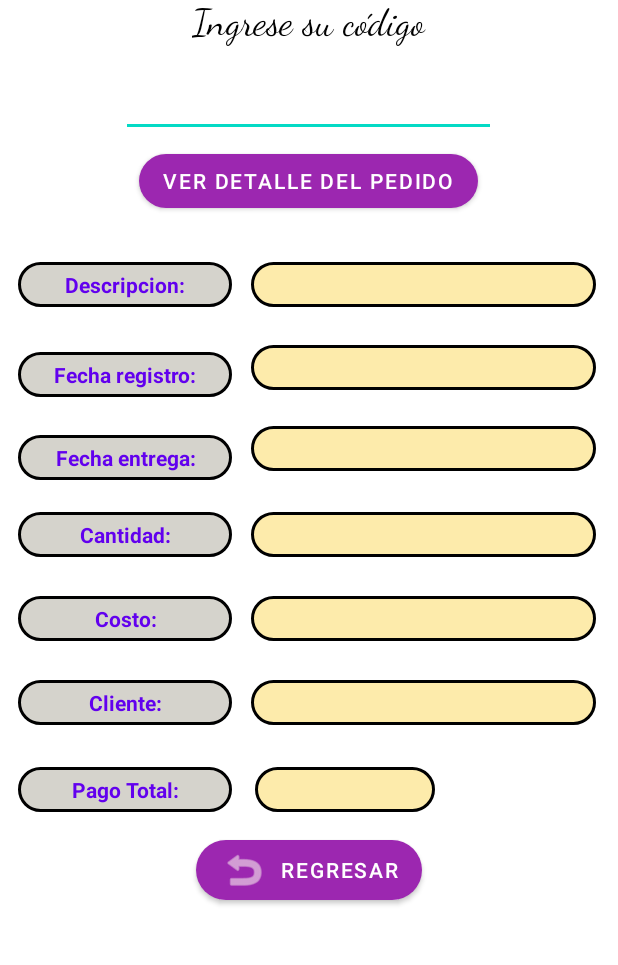
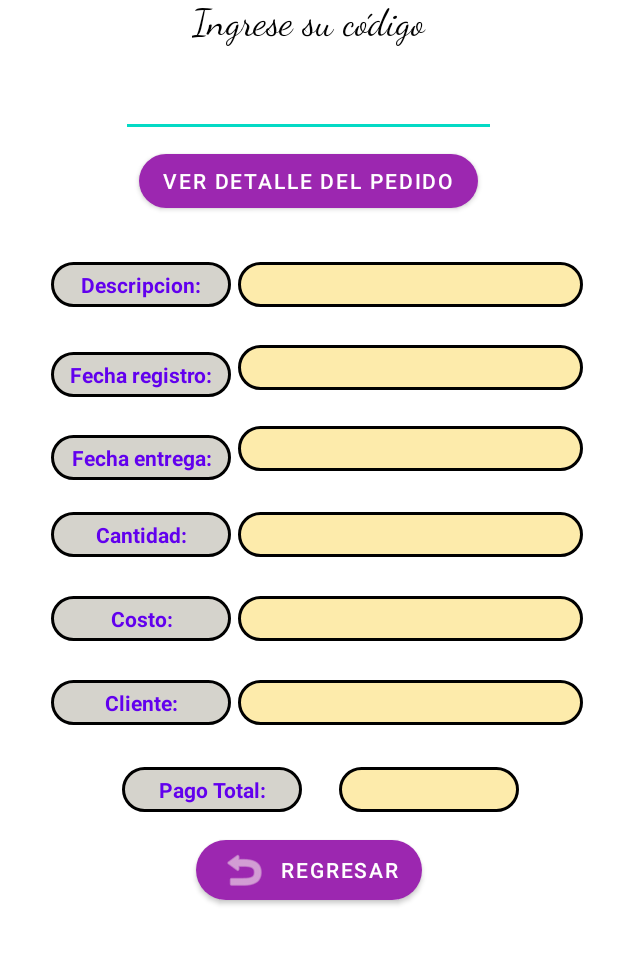
Before and after one commit to kgalarza95/littleboss_api, an Android app: the activity_codigo_unico screen opened directly, with no data from a screen before it, on a phone screen of 412 x 824 dp, the part 231-1196 px from its top. Run offline under Robolectric (Android 15) with nearby library versions, the phone set to English and light mode, and no system bars; our stand-ins replace Volley.

Commit message:
arreglo de diseño y funcion de cerrar sesion

```diff
--- a/app/src/main/res/layout/activity_codigo_unico.xml
+++ b/app/src/main/res/layout/activity_codigo_unico.xml
@@ -60,6 +60,8 @@
             <LinearLayout
                 android:layout_width="409dp"
                 android:layout_height="wrap_content"
+                android:layout_marginStart="10dp"
+                android:layout_marginEnd="10dp"
                 android:background="@color/white"
                 android:gravity="center"
                 android:orientation="vertical">
@@ -79,15 +81,15 @@
                         android:weightSum="2">
 
                         <LinearLayout
-                            android:layout_width="148dp"
+                            android:layout_width="130dp"
                             android:layout_height="wrap_content"
                             android:layout_gravity="bottom"
-                            android:layout_marginLeft="5dp"
+                            android:layout_marginStart="5dp"
                             android:orientation="vertical">
 
                             <TextView
                                 android:id="@+id/textRMnombre4"
-                                android:layout_width="match_parent"
+                                android:layout_width="120dp"
                                 android:layout_height="30dp"
                                 android:layout_marginStart="5dp"
                                 android:layout_marginLeft="5dp"
@@ -100,7 +102,7 @@
                         </LinearLayout>
 
                         <LinearLayout
-                            android:layout_width="match_parent"
+                            android:layout_width="wrap_content"
                             android:layout_height="match_parent"
                             android:gravity="center"
                             android:orientation="vertical">
@@ -132,19 +134,20 @@
                     <LinearLayout
                         android:layout_width="match_parent"
                         android:layout_height="match_parent"
+                        android:gravity="center"
                         android:orientation="horizontal"
                         android:weightSum="2">
 
                         <LinearLayout
-                            android:layout_width="148dp"
+                            android:layout_width="130dp"
                             android:layout_height="wrap_content"
                             android:layout_gravity="bottom"
-                            android:layout_marginLeft="5dp"
+                            android:layout_marginStart="5dp"
                             android:orientation="vertical">
 
                             <TextView
                                 android:id="@+id/textRMnombre5"
-                                android:layout_width="match_parent"
+                                android:layout_width="120dp"
                                 android:layout_height="30dp"
                                 android:layout_marginStart="5dp"
                                 android:layout_marginLeft="5dp"
@@ -157,7 +160,7 @@
                         </LinearLayout>
 
                         <LinearLayout
-                            android:layout_width="match_parent"
+                            android:layout_width="wrap_content"
                             android:layout_height="match_parent"
                             android:gravity="center"
                             android:orientation="vertical">
@@ -189,19 +192,20 @@
                     <LinearLayout
                         android:layout_width="match_parent"
                         android:layout_height="match_parent"
+                        android:gravity="center"
                         android:orientation="horizontal"
                         android:weightSum="2">
 
                         <LinearLayout
-                            android:layout_width="148dp"
+                            android:layout_width="130dp"
                             android:layout_height="wrap_content"
                             android:layout_gravity="bottom"
-                            android:layout_marginLeft="5dp"
+                            android:layout_marginStart="5dp"
                             android:orientation="vertical">
 
                             <TextView
                                 android:id="@+id/textRMnombre10"
-                                android:layout_width="match_parent"
+                                android:layout_width="120dp"
                                 android:layout_height="30dp"
                                 android:layout_marginStart="5dp"
                                 android:layout_marginLeft="5dp"
@@ -214,7 +218,7 @@
                         </LinearLayout>
 
                         <LinearLayout
-                            android:layout_width="match_parent"
+                            android:layout_width="wrap_content"
                             android:layout_height="match_parent"
                             android:gravity="center"
                             android:orientation="vertical">
@@ -246,19 +250,20 @@
                     <LinearLayout
                         android:layout_width="match_parent"
                         android:layout_height="wrap_content"
+                        android:gravity="center"
                         android:orientation="horizontal"
                         android:weightSum="2">
 
                         <LinearLayout
-                            android:layout_width="148dp"
+                            android:layout_width="130dp"
                             android:layout_height="wrap_content"
                             android:layout_gravity="bottom"
-                            android:layout_marginLeft="5dp"
+                            android:layout_marginStart="5dp"
                             android:orientation="vertical">
 
                             <TextView
                                 android:id="@+id/textRMnombre11"
-                                android:layout_width="match_parent"
+                                android:layout_width="120dp"
                                 android:layout_height="30dp"
                                 android:layout_marginStart="5dp"
                                 android:layout_marginLeft="5dp"
@@ -271,7 +276,7 @@
                         </LinearLayout>
 
                         <LinearLayout
-                            android:layout_width="match_parent"
+                            android:layout_width="wrap_content"
                             android:layout_height="match_parent"
                             android:gravity="center"
                             android:orientation="vertical">
@@ -304,19 +309,20 @@
                     <LinearLayout
                         android:layout_width="match_parent"
                         android:layout_height="wrap_content"
+                        android:gravity="center"
                         android:orientation="horizontal"
                         android:weightSum="2">
 
                         <LinearLayout
-                            android:layout_width="148dp"
+                            android:layout_width="130dp"
                             android:layout_height="wrap_content"
                             android:layout_gravity="bottom"
-                            android:layout_marginLeft="5dp"
+                            android:layout_marginStart="5dp"
                             android:orientation="vertical">
 
                             <TextView
                                 android:id="@+id/textRMnombre12"
-                                android:layout_width="match_parent"
+                                android:layout_width="120dp"
                                 android:layout_height="30dp"
                                 android:layout_marginStart="5dp"
                                 android:layout_marginLeft="5dp"
@@ -329,7 +335,7 @@
                         </LinearLayout>
 
                         <LinearLayout
-                            android:layout_width="match_parent"
+                            android:layout_width="wrap_content"
                             android:layout_height="match_parent"
                             android:gravity="center"
                             android:orientation="vertical">
@@ -362,19 +368,20 @@
                     <LinearLayout
                         android:layout_width="match_parent"
                         android:layout_height="wrap_content"
+                        android:gravity="center"
                         android:orientation="horizontal"
                         android:weightSum="2">
 
                         <LinearLayout
-                            android:layout_width="148dp"
+                            android:layout_width="130dp"
                             android:layout_height="wrap_content"
                             android:layout_gravity="bottom"
-                            android:layout_marginLeft="5dp"
+                            android:layout_marginStart="5dp"
                             android:orientation="vertical">
 
                             <TextView
                                 android:id="@+id/textRMnombre13"
-                                android:layout_width="match_parent"
+                                android:layout_width="120dp"
                                 android:layout_height="30dp"
                                 android:layout_marginStart="5dp"
                                 android:layout_marginLeft="5dp"
@@ -387,7 +394,7 @@
                         </LinearLayout>
 
                         <LinearLayout
-                            android:layout_width="match_parent"
+                            android:layout_width="wrap_content"
                             android:layout_height="match_parent"
                             android:gravity="center"
                             android:orientation="vertical">
@@ -421,21 +428,21 @@
                     <LinearLayout
                         android:layout_width="match_parent"
                         android:layout_height="wrap_content"
-                        android:gravity="center|left"
+                        android:gravity="center"
                         android:orientation="horizontal"
                         android:weightSum="2">
 
                         <LinearLayout
-                            android:layout_width="148dp"
+                            android:layout_width="130dp"
                             android:layout_height="wrap_content"
                             android:layout_gravity="bottom"
-                            android:layout_marginLeft="5dp"
-                            android:layout_marginRight="15dp"
+                            android:layout_marginStart="10dp"
+                            android:layout_marginEnd="20dp"
                             android:orientation="vertical">
 
                             <TextView
                                 android:id="@+id/textRMnombre14"
-                                android:layout_width="match_parent"
+                                android:layout_width="120dp"
                                 android:layout_height="30dp"
                                 android:layout_marginStart="5dp"
                                 android:layout_marginLeft="5dp"
--- a/app/src/main/res/layout/activity_main.xml
+++ b/app/src/main/res/layout/activity_main.xml
@@ -89,8 +89,10 @@
                         android:drawableRight="@drawable/ic_pass"
                         android:ems="10"
                         android:hint="Ingrese su contraseña"
-                        android:inputType="numberPassword"
+                        android:inputType="textPassword"
                         android:textColor="#FBF3F3" />
+
+
 
 
                 </LinearLayout>
--- a/app/src/main/res/menu/littleboss.xml
+++ b/app/src/main/res/menu/littleboss.xml
@@ -2,8 +2,8 @@
 <menu xmlns:android="http://schemas.android.com/apk/res/android"
     xmlns:app="http://schemas.android.com/apk/res-auto">
     <item
-        android:id="@+id/action_settings"
+        android:id="@+id/action_salir"
         android:orderInCategory="100"
-        android:title="@string/action_settings"
+        android:title="@string/cerrar_sesion"
         app:showAsAction="never" />
 </menu>
--- a/app/src/main/res/values/strings.xml
+++ b/app/src/main/res/values/strings.xml
@@ -34,5 +34,6 @@
     <string name="btMReliminar"> Eliminar</string>
     <string name="registrate">Si eres nuevo, registrate!</string>
     <string name="title_activity_maps">Map</string>
+    <string name="cerrar_sesion">cerrar_sesion</string>
 
 </resources>
```
Also changed, not shown: app/src/main/java/com/example/littlebossapp/littleboss.java (+25 -1 lines), app/src/main/res/layout/producto_registro_fragment.xml (+17 -5 lines), app/src/main/res/layout/producto_ver_fragment.xml (+21 -10 lines).
